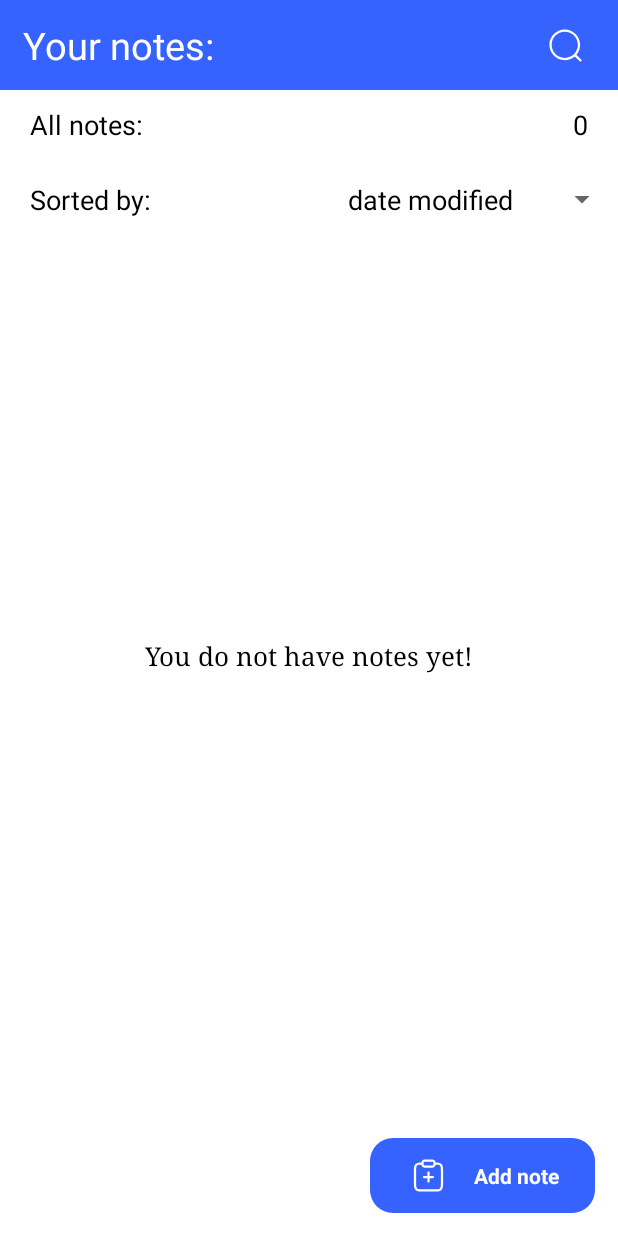
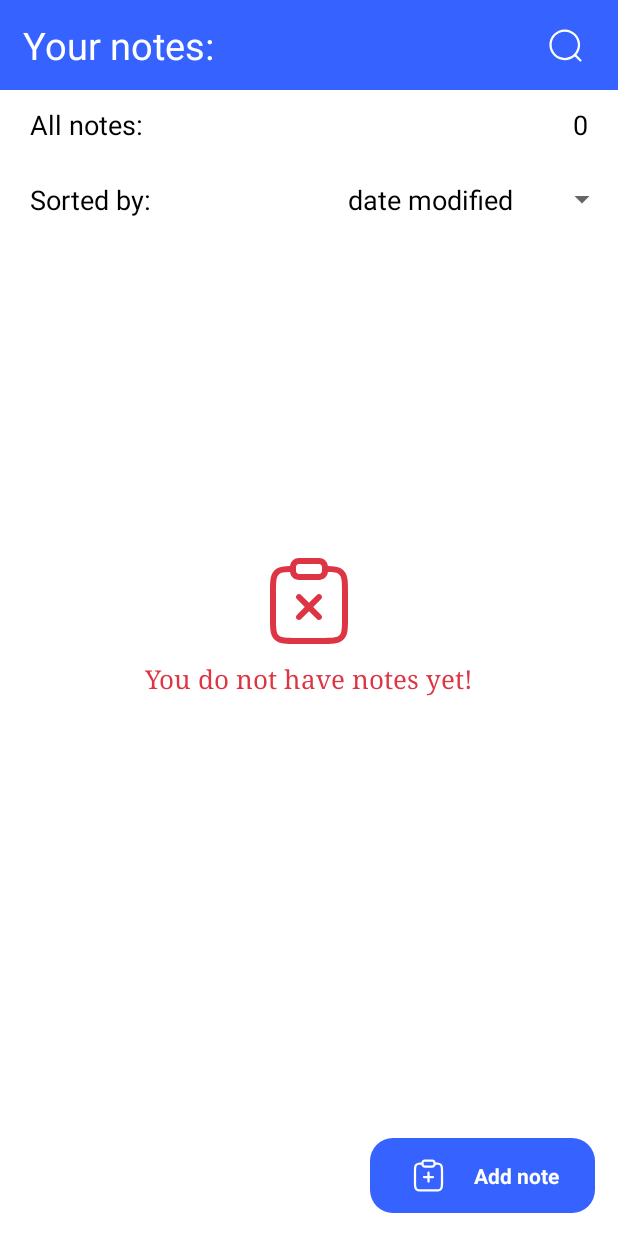
Before and after one commit to JavohirbekSafarov/myNote, an Android app: the screen it shows after launch (MainActivity), on a phone screen of 412 x 824 dp. Run offline under Robolectric (Android 15) with nearby library versions, the phone set to English and light mode, and no system bars; Roboto replaces fonts that are not available here.

Commit message:
Initial commit

```diff
--- a/app/build.gradle
+++ b/app/build.gradle
@@ -48,4 +48,5 @@ dependencies {
     androidTestImplementation 'androidx.test.ext:junit:1.1.5'
     androidTestImplementation 'androidx.test.espresso:espresso-core:3.5.1'
     implementation "com.airbnb.android:lottie:4.2.2"
+    implementation "com.github.bumptech.glide:glide:4.15.1"
 }
--- a/app/src/main/AndroidManifest.xml
+++ b/app/src/main/AndroidManifest.xml
@@ -16,7 +16,9 @@
         tools:targetApi="31">
         <activity
             android:name=".MainActivity"
-            android:exported="true">
+            android:exported="true"
+            android:screenOrientation="portrait"
+            >
             <intent-filter>
                 <action android:name="android.intent.action.MAIN" />
                 <category android:name="android.intent.category.LAUNCHER" />
--- a/app/src/main/java/com/javohirbekcoder/mynote/fragments/HomeFragment.kt
+++ b/app/src/main/java/com/javohirbekcoder/mynote/fragments/HomeFragment.kt
@@ -1,7 +1,10 @@
 package com.javohirbekcoder.mynote.fragments
 
 import android.annotation.SuppressLint
+import android.app.Dialog
+import android.content.res.Configuration
 import android.graphics.Color
+import android.graphics.drawable.ColorDrawable
 import android.os.Bundle
 import android.view.*
 import android.widget.AdapterView
@@ -9,9 +12,11 @@ import android.widget.ArrayAdapter
 import androidx.core.widget.doOnTextChanged
 import androidx.fragment.app.Fragment
 import androidx.navigation.fragment.findNavController
+import com.bumptech.glide.Glide
 import com.javohirbekcoder.mynote.R
 import com.javohirbekcoder.mynote.adapters.MainNotesAdapter
 import com.javohirbekcoder.mynote.database.DatabaseHelper
+import com.javohirbekcoder.mynote.databinding.ConfirmDeleteDialogBinding
 import com.javohirbekcoder.mynote.databinding.FragmentHomeBinding
 import com.javohirbekcoder.mynote.models.MainRecyclerModel
 
@@ -55,6 +60,7 @@ class HomeFragment : Fragment(R.layout.fragment_home), MainNotesAdapter.myItemOn
                 } else {
                     binding.searchImg.setImageResource(R.drawable.search)
                     binding.searchText.isEnabled = false
+                    binding.searchText.text.clear()
                     searching = false
                 }
             }
@@ -66,6 +72,20 @@ class HomeFragment : Fragment(R.layout.fragment_home), MainNotesAdapter.myItemOn
         binding.searchText.doOnTextChanged { text, start, before, count ->
             search(text)
         }
+
+        // set empty list animation
+
+       /* when (requireContext().resources?.configuration?.uiMode?.and(Configuration.UI_MODE_NIGHT_MASK)) {
+            Configuration.UI_MODE_NIGHT_YES -> {
+                Glide.with(requireContext()).load(R.drawable.empty_list_dark).into(binding.emptyListIcon)
+            }
+            Configuration.UI_MODE_NIGHT_NO -> {
+                Glide.with(requireContext()).load(R.drawable.empty_list_white).into(binding.emptyListIcon)
+            }
+            Configuration.UI_MODE_NIGHT_UNDEFINED -> {
+                Glide.with(requireContext()).load(R.drawable.empty_list).into(binding.emptyListIcon)
+            }
+        }*/
 
         return binding.root
     }
@@ -89,17 +109,19 @@ class HomeFragment : Fragment(R.layout.fragment_home), MainNotesAdapter.myItemOn
 
     private fun setRecyclerAdapter() {
         databaseHelper = DatabaseHelper(requireContext())
-        mainRecyclerItem.clear()
+
         readDataFromDatabase()
+
+        setEmptyLayout()
 
         mainNotesAdapter = MainNotesAdapter(requireContext(), mainRecyclerItem, this)
         binding.mainRecyclerview.adapter = mainNotesAdapter
-
-        setEmptyLayout()
     }
 
     private fun readDataFromDatabase() {
+        mainRecyclerItem.clear()
         val cursor = databaseHelper.readNote()
+        if (cursor.moveToFirst()) {
             if (cursor.count > 0) {
                 while (cursor.moveToNext()) {
                     val id = cursor.getInt(0)
@@ -112,6 +134,8 @@ class HomeFragment : Fragment(R.layout.fragment_home), MainNotesAdapter.myItemOn
                     mainRecyclerItem.add(item)
                 }
             }
+        } else
+            mainRecyclerItem.clear()
     }
 
     private fun setStatusBarColor() {
@@ -137,6 +161,7 @@ class HomeFragment : Fragment(R.layout.fragment_home), MainNotesAdapter.myItemOn
                 position: Int,
                 id: Long
             ) {
+                if (mainRecyclerItem.isNotEmpty()) {
                     when (position) {
                         0 -> {
                             mainRecyclerItem.sortBy { it.time }
@@ -156,6 +181,7 @@ class HomeFragment : Fragment(R.layout.fragment_home), MainNotesAdapter.myItemOn
                         }
                     }
                     mainNotesAdapter.notifyItemRangeChanged(0, mainRecyclerItem.size)
+                }
             }
 
             override fun onNothingSelected(parent: AdapterView<*>) {
@@ -180,12 +206,26 @@ class HomeFragment : Fragment(R.layout.fragment_home), MainNotesAdapter.myItemOn
     }
 
     override fun onLongClickListener(position: Int) {
+
+        val confirmDeleteDialog = Dialog(requireContext())
+        val dialogBinding = ConfirmDeleteDialogBinding.inflate(layoutInflater)
+        confirmDeleteDialog.setContentView(dialogBinding.root)
+
+        dialogBinding.questionTextView.text =
+            "Are you sure want to delete ${mainRecyclerItem[position].title} ?"
+        dialogBinding.cancelButton.setOnClickListener {
+            confirmDeleteDialog.dismiss()
+        }
+        dialogBinding.yesButton.setOnClickListener {
             databaseHelper.deleteNote(mainRecyclerItem[position].title)
             mainRecyclerItem.removeAt(position)
             mainNotesAdapter.notifyItemRemoved(position)
             binding.allNotesCount.text = mainNotesAdapter.itemCount.toString()
-
             setEmptyLayout()
+            confirmDeleteDialog.dismiss()
+        }
+        confirmDeleteDialog.window!!.setBackgroundDrawable(ColorDrawable(Color.TRANSPARENT));
+        confirmDeleteDialog.show()
     }
 
     private fun setEmptyLayout() {
@@ -198,7 +238,7 @@ class HomeFragment : Fragment(R.layout.fragment_home), MainNotesAdapter.myItemOn
             binding.mainRecyclerview.visibility = View.VISIBLE
             binding.emptyListLayout.visibility = View.INVISIBLE
 
-            binding.allNotesCount.text = mainNotesAdapter.itemCount.toString()
+            binding.allNotesCount.text = mainRecyclerItem.size.toString()
         }
     }
 
--- a/app/src/main/java/com/javohirbekcoder/mynote/fragments/OpenNoteFragment.kt
+++ b/app/src/main/java/com/javohirbekcoder/mynote/fragments/OpenNoteFragment.kt
@@ -50,6 +50,7 @@ class OpenNoteFragment : Fragment(R.layout.fragment_open_note) {
         binding.noteText.setText(note)
         binding.timeTV.setText(time)
         setTheme(colorIndex)
+        selectedColorIndex = colorIndex
 
 
         binding.saveBtn.setOnClickListener {
--- a/app/src/main/res/layout/fragment_home.xml
+++ b/app/src/main/res/layout/fragment_home.xml
@@ -30,6 +30,7 @@
             <EditText
                 android:id="@+id/searchText"
                 style="@style/myText"
+                android:enabled="false"
                 android:layout_width="match_parent"
                 android:layout_height="50dp"
                 android:layout_marginHorizontal="10dp"
@@ -186,7 +187,7 @@
         android:layout_height="wrap_content"
         android:gravity="center"
         android:orientation="vertical"
-        android:visibility="invisible"
+        android:visibility="visible"
         app:layout_constraintBottom_toBottomOf="parent"
         app:layout_constraintEnd_toEndOf="parent"
         app:layout_constraintStart_toStartOf="parent"
@@ -194,14 +195,15 @@
 
         <ImageView
             android:id="@+id/empty_list_icon"
-            android:layout_width="wrap_content"
-            android:layout_height="wrap_content"
+            android:layout_width="80dp"
+            android:layout_height="80dp"
             android:src="@drawable/empty_list"
-            app:tint="@color/white" />
+            app:tint="#DD3543"
+            android:contentDescription="" />
 
         <TextView
             android:id="@+id/empty_list_text"
-            style="@style/myText"
+            android:textColor="#DD3543"
             android:layout_width="wrap_content"
             android:layout_height="wrap_content"
             android:fontFamily="serif"
--- a/app/src/main/res/values-night-v31/themes.xml
+++ b/app/src/main/res/values-night-v31/themes.xml
@@ -1,7 +1,7 @@
 <?xml version="1.0" encoding="utf-8"?>
 <resources>
     <style name="Theme.MyNote" parent="Theme.MaterialComponents.DayNight.NoActionBar">
-        <item name="colorPrimary">@color/purple_200</item>
+        <item name="colorPrimary">#80F005C9</item>
         <item name="colorPrimaryVariant">@color/purple_700</item>
         <item name="colorOnPrimary">@color/black</item>
         <item name="colorSecondary">@color/black</item>
--- a/app/src/main/res/values-night/themes.xml
+++ b/app/src/main/res/values-night/themes.xml
@@ -1,6 +1,6 @@
 <resources xmlns:tools="http://schemas.android.com/tools">
     <style name="Theme.MyNote" parent="Theme.MaterialComponents.DayNight.NoActionBar">
-        <item name="colorPrimary">@color/purple_200</item>
+        <item name="colorPrimary">#80F005C9</item>
         <item name="colorPrimaryVariant">@color/purple_700</item>
         <item name="colorOnPrimary">@color/black</item>
         <item name="colorSecondary">@color/black</item>
--- a/app/src/main/res/values/themes.xml
+++ b/app/src/main/res/values/themes.xml
@@ -1,6 +1,6 @@
 <resources xmlns:tools="http://schemas.android.com/tools">
     <style name="Theme.MyNote" parent="Theme.MaterialComponents.DayNight.NoActionBar">
-        <item name="colorPrimary">@color/purple_500</item>
+        <item name="colorPrimary">#80F005C9</item>
         <item name="colorPrimaryVariant">@color/purple_700</item>
         <item name="colorOnPrimary">@color/white</item>
         <item name="colorSecondary">#2E55DF</item>
```
Also changed, not shown: app/src/main/res/layout/confirm_delete_dialog.xml (+12 -6 lines), app/src/main/res/drawable/empty_list_dark.gif (added), app/src/main/res/drawable/empty_list_white.gif (added). Lines whose indentation alone changed are shown as unchanged.
